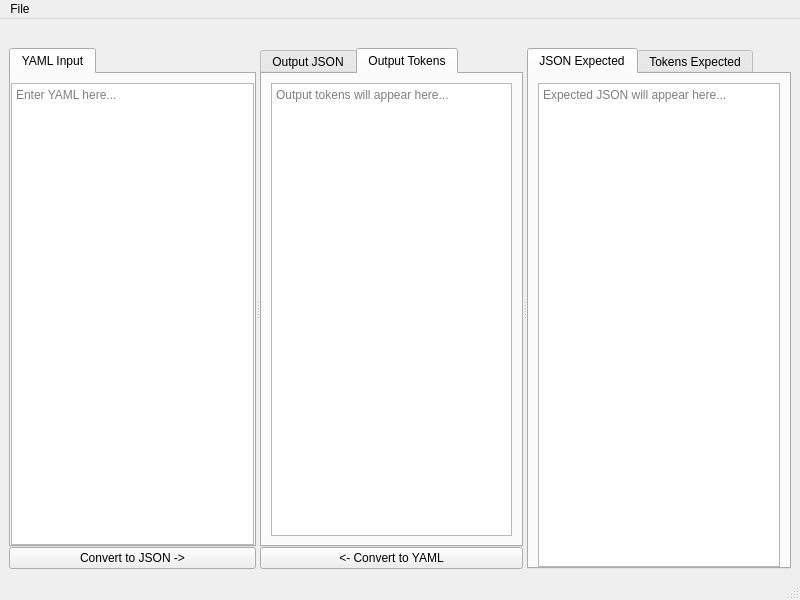
Old version of the form Examples/YAMLtoJsonTestSuite/mainwindow.ui in the repository g-gualeni/QtNoid2.
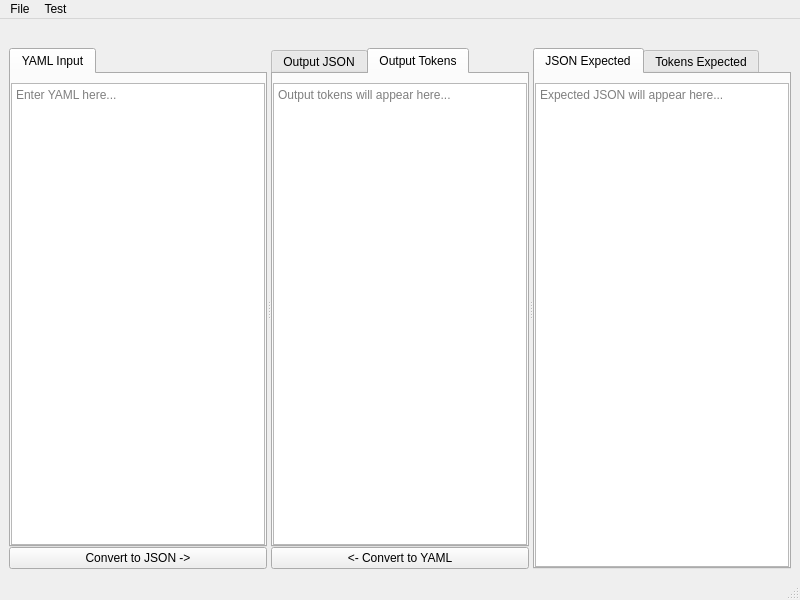
New version of the form. The open tabs and pages were chosen to show the change.

Commit message: Trying to include the test files in the YAMLtoJsonTestSuite

The edit to the form file:
```diff
--- a/Examples/YAMLtoJsonTestSuite/mainwindow.ui
+++ b/Examples/YAMLtoJsonTestSuite/mainwindow.ui
@@ -118,6 +118,15 @@
             <string>Output Tokens</string>
            </attribute>
            <layout class="QVBoxLayout" name="verticalLayout_6">
+            <property name="leftMargin">
+             <number>0</number>
+            </property>
+            <property name="rightMargin">
+             <number>0</number>
+            </property>
+            <property name="bottomMargin">
+             <number>0</number>
+            </property>
             <item>
              <widget class="QPlainTextEdit" name="txtTokensOutput">
               <property name="placeholderText">
@@ -147,6 +156,12 @@
          <string>JSON Expected</string>
         </attribute>
         <layout class="QVBoxLayout" name="verticalLayout_4">
+         <property name="leftMargin">
+          <number>0</number>
+         </property>
+         <property name="rightMargin">
+          <number>0</number>
+         </property>
          <property name="bottomMargin">
           <number>0</number>
          </property>
@@ -193,7 +208,7 @@
      <x>0</x>
      <y>0</y>
      <width>800</width>
-     <height>22</height>
+     <height>24</height>
     </rect>
    </property>
    <widget class="QMenu" name="menuFile">
@@ -202,7 +217,20 @@
     </property>
     <addaction name="actionLoadYAML"/>
    </widget>
+   <widget class="QMenu" name="menuTest">
+    <property name="title">
+     <string>Test</string>
+    </property>
+    <widget class="QMenu" name="menuGenerateTestData">
+     <property name="title">
+      <string>Generate Test Data</string>
+     </property>
+     <addaction name="actionTestSuite_2022_01_17"/>
+    </widget>
+    <addaction name="menuGenerateTestData"/>
+   </widget>
    <addaction name="menuFile"/>
+   <addaction name="menuTest"/>
   </widget>
   <widget class="QStatusBar" name="statusbar"/>
   <action name="actionLoadYAML">
```
Left out of the diff: 7 changed lines with no effect on the pictures. The commit also changes 3392 other files.
